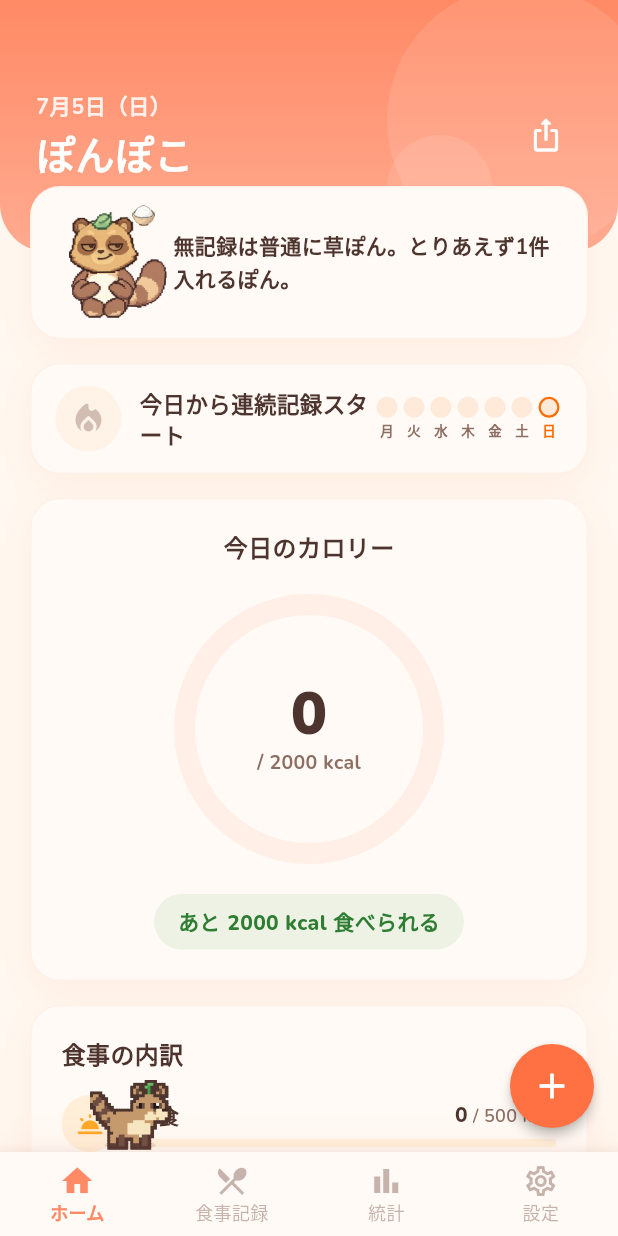
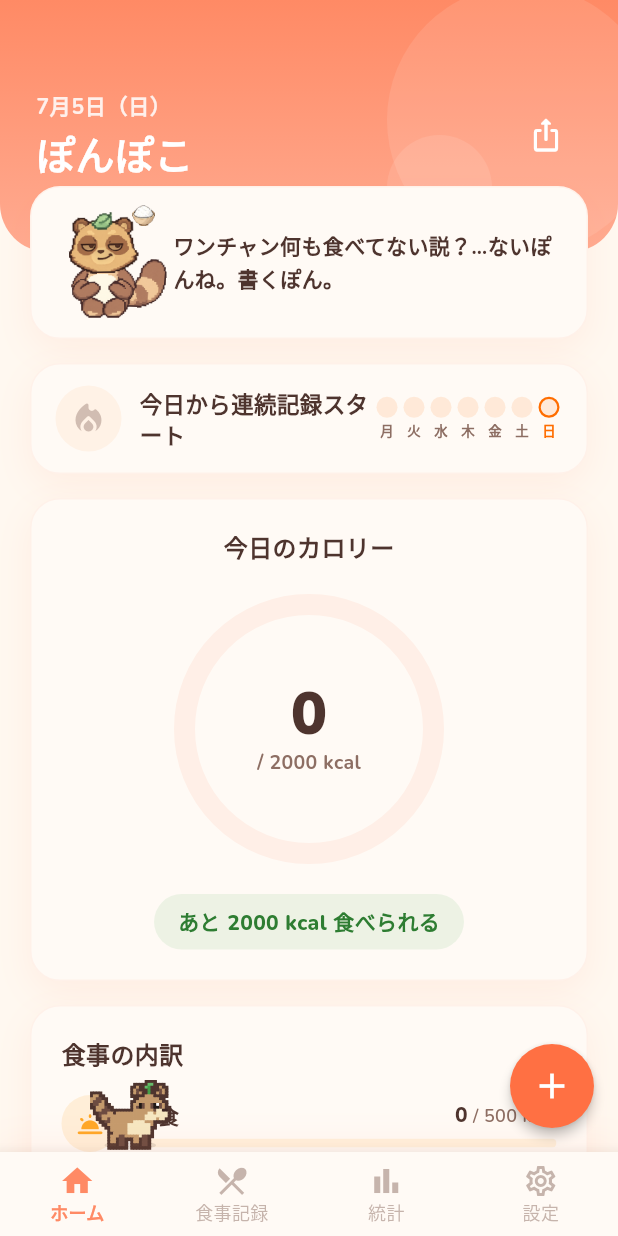
Before and after one commit to arare2-star/dos_diet, a Flutter app: the screen it shows after launch, on a phone screen of 412 x 824 dp. Run offline on Flutter 3.47's test engine with Material 3 defaults, Android fonts, the phone set to English and light mode, and no system bars; our stand-ins replace audioplayers, fl_chart, flutter_dotenv, flutter_local_notifications, flutter_timezone, google_fonts and 5 more; missing offline and left inert: home_widget.

Commit message:
Add net slang to ponta's home, notification, and report messages
Scan feedback already had the meme tone; this brings the home card,
daily notifications, macho lines, and imashime report up to match
(草 / 無理ゲー / ワンチャン / 優勝 / しか勝たん / エアプ etc.)

Co-Authored-By: Claude Fable 5 <noreply@anthropic.com>

```diff
--- a/lib/screens/home_screen.dart
+++ b/lib/screens/home_screen.dart
@@ -56,6 +56,8 @@ class HomeScreenState extends State<HomeScreen> {
       '見ろぽん、この仕上がり💪 継続の賜物ぽん。',
       '努力は筋肉に出るぽん💪 今のお前は強いぽん。',
       '仕上がってるぽん💪 この調子で維持するぽん。',
+      'お前の継続、ガチで神ぽん💪 筋肉は裏切らないぽん。',
+      '連続達成とかお前しか勝たんぽん💪 継続はバフぽん。',
     ];
     return pool[(DateTime.now().day + _todayCalories) % pool.length];
   }
@@ -69,6 +71,8 @@ class HomeScreenState extends State<HomeScreen> {
         '無記録は普通に草ぽん。とりあえず1件入れるぽん。',
         '今日のお前、まだ透明人間ぽん（記録ゼロ）。',
         '記録なし＝食べてないは通用しないぽん。正直に書くぽん。',
+        '記録ゼロとかエアプぽん。記録ガチ勢になるぽん。',
+        'ワンチャン何も食べてない説？…ないぽんね。書くぽん。',
       ];
     } else if (ratio <= 0.5) {
       pool = [
@@ -76,30 +80,40 @@ class HomeScreenState extends State<HomeScreen> {
         '順調すぎて逆に怖いぽん。何か企んでるぽん？',
         'この調子なら今日のお前、優勝ぽん🏆',
         '有能すぎるぽん。ぽんぽこ、ちょっと感動してるぽん。',
+        'ペース配分が神ぽん。管理うますぎて草ぽん。',
+        'お前しか勝たんぽん🔥 この調子でいくぽん。',
       ];
     } else if (ratio < 0.8) {
       pool = [
         'まあ悪くはないぽん。油断すんなよぽん。',
         'ここからが本番ぽん。夜のお前は信用してないぽん。',
         '今のところセーフぽん。夜食だけはマジでやめるぽん。',
+        '夜の冷蔵庫はラスボスぽん。ノーダメで抜けるぽん。',
+        'ここで間食したら台無しフラグぽん。回避するぽん。',
       ];
     } else if (ratio < 1.0) {
       pool = [
         'ギリギリだぽん。あと少し、踏ん張るぽん。',
         '残りHPわずかぽん。ここで食べたら即死ぽん。',
         '瀬戸際ぽん。冷蔵庫に近づくの禁止ぽん。',
+        'ここからの一口は無理ゲーぽん。今日はもう店じまいぽん。',
+        'デザートはワンチャンいけると思った？ないぽん。',
       ];
     } else if (ratio < 1.2) {
       pool = [
         'オーバーしてるじゃないかぽん。反省するぽん。',
         'はい、オーバー。言い訳は聞かないぽん。',
         'オーバーしたのは事実ぽん。でも記録したお前は偉いぽん。',
+        '「実質ゼロカロリー」は通用しないぽん。数字は正直ぽん。',
+        'オーバーは草…いや笑えないぽん。明日取り返すぽん。',
       ];
     } else {
       pool = [
         'はあ？食いすぎだぽん。明日からやり直すぽん。',
         'もう笑うしかないぽん。明日の自分に謝っとくぽん。',
         'ここまで食ったら逆に清々しいぽん。明日リセットぽん。',
+        '大草原ぽんwww 今日の食事、伝説になったぽん。',
+        'ここまでいくと飯テロ側ぽん。はい解散、明日ガチるぽん。',
       ];
     }
     // 日替わり＋合計値で変わる（同じ状態のうちは同じセリフで安定させる）
--- a/lib/screens/imashime_report_screen.dart
+++ b/lib/screens/imashime_report_screen.dart
@@ -29,6 +29,7 @@ class ImashimeReportScreen extends StatelessWidget {
         '+${over}kcal、ギリアウトぽん。おしかったぽん、明日は勝てる差ぽん 🔥',
         'ちょいオーバーぽん。この程度なら明日の自分が返せる借金ぽん 🐾',
         'あと一歩だったぽん…。最後の一口が余計だったぽんね 👀',
+        'ギリアウトは実質セーフ…にはならないぽん。惜しくて草ぽん 🐾',
       ];
     }
     if (ratio < 0.25) {
@@ -36,12 +37,14 @@ class ImashimeReportScreen extends StatelessWidget {
         'はっきりオーバーぽん。主犯に心当たりあるぽんね？👀',
         '+${over}kcalは言い逃れできないぽん。でも記録したのは偉いぽん 🐾',
         '今日の分は今日のうちに反省ぽん。明日に持ち越さないぽん 😤',
+        '「明日から本気出す」…その明日は今日ぽん。逃げるなぽん 🔥',
       ];
     }
     return [
       '完全にやらかしたぽん…。でも正直に記録した勇気は認めるぽん 🐾',
       'ここまでくると逆に清々しいぽん。明日は別人になるぽん 🔥',
       '+${over}kcal…ぽんぽこ、しばらく立ち直れないぽん。一緒に反省するぽん 😱',
+      '大草原ぽんwww でも正直に記録したのはガチでリスペクトぽん 🐾',
     ];
   }
 
--- a/lib/services/notification_service.dart
+++ b/lib/services/notification_service.dart
@@ -31,6 +31,7 @@ class NotificationService {
     '今日の戒めレポートができたぽん…直視する勇気、あるぽんか 👀',
     '目標オーバー確定ぽん。戒めレポートで反省会するぽん 🔥',
     '本日の戒めレポートが届いてるぽん。逃げずに開くぽん 🐾',
+    '本日のやらかし、レポート化完了ぽん。逃げるは恥ぽん 👀',
   ];
 
   // ── 明日以降用: 記録状態に触れない汎用メッセージ ──────────────────
@@ -44,6 +45,8 @@ class NotificationService {
     '記録は朝が肝心ぽん。スタートダッシュ決めるぽん 💨',
     '今日の目標カロリー、覚えてるぽんか？意識して1日を始めるぽん 🌅',
     '朝の1タップが夜の後悔を防ぐぽん。記録するぽん 🐾',
+    '今日もダイエット周回プレイ開始ぽん。初手の記録が大事ぽん 💨',
+    '朝から記録すれば今日のお前、優勝ワンチャンあるぽん 🏆',
   ];
 
   static const List<String> _genericNoon = [
@@ -64,6 +67,8 @@ class NotificationService {
     '間食もこっそり食べたなら記録するぽん。ぽんぽこは見てるぽん 👀',
     '夕食を記録したら今日のミッション完了ぽん 🌙',
     '今日を記録で締めくくるぽん。明日の自分が助かるぽん 🐾',
+    '夜食は闇のバフぽん（体重に）。手を出したら記録ぽん 👀',
+    '記録して寝るまでが今日のクエストぽん 🛏️',
   ];
 
   // ── 今日用: 実データに基づく文面（組み直し時点の状態が入る） ──────────
@@ -72,12 +77,14 @@ class NotificationService {
     'もう昼ぽん。今日はまだ記録ゼロぽん、そろそろ本気出すぽん 😤',
     '昼になっても無記録ぽん。朝の分も思い出して記録するぽん 🐾',
     '今日まだ記録がないぽん。食べてないなら偉いけど、食べたなら記録ぽん 👀',
+    '昼まで無記録は普通に草ぽん。今から巻き返すぽん 🐾',
   ];
 
   static const List<String> _todayNoRecordEvening = [
     '今日はまだ記録がないぽん。思い出せるうちに入力するぽん 🌙',
     '無記録のまま1日が終わりそうぽん。今からでも間に合うぽん 🔥',
     '今日の記録ゼロぽん…。明日に持ち越す前に今日の分を書くぽん 🐾',
+    '記録ゼロは無理ゲーじゃないぽん。1件書けば即クリアぽん 🔥',
   ];
 
   static List<String> _todayOverMessages(int total, int goal) => [
```
